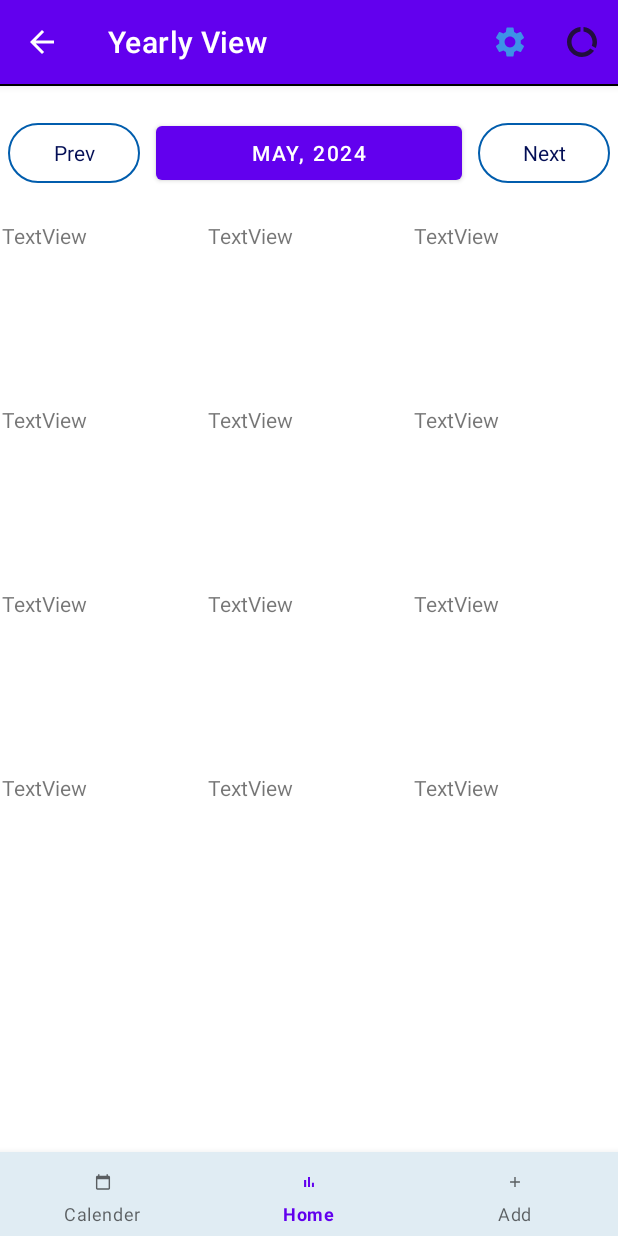
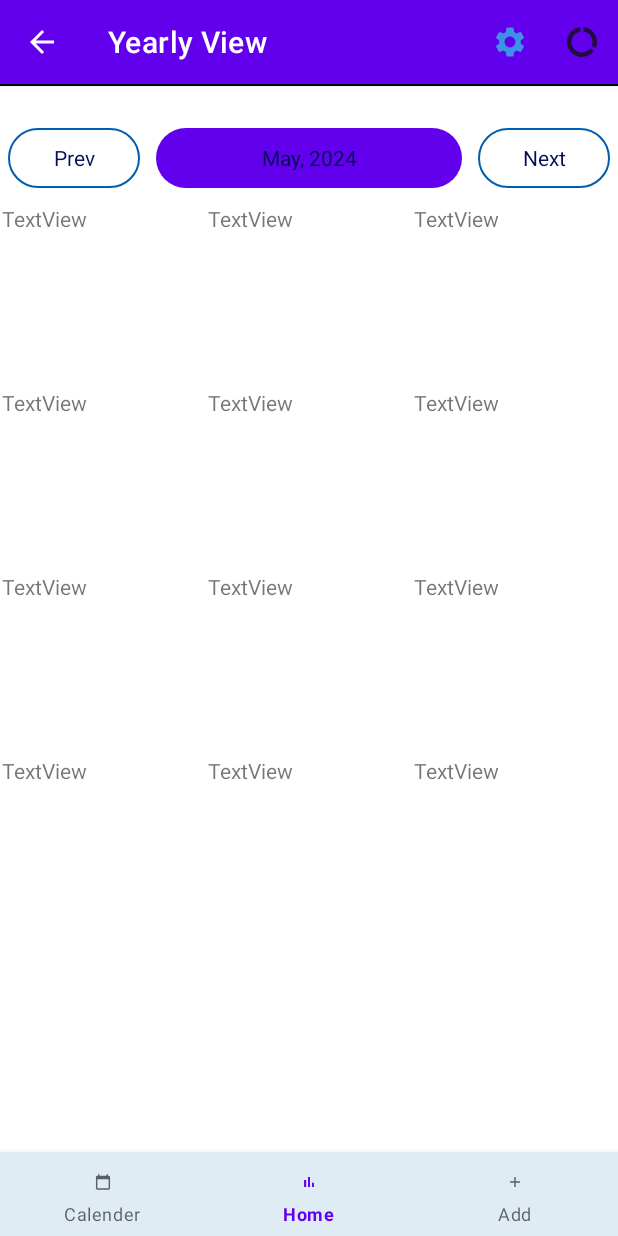
Before and after one commit to kaikeraut/SuSiShaa-DhanSaver, an Android app: the fragment YearWiseViewFragment placed in its activity, on a phone screen of 412 x 824 dp. Run offline under Robolectric (Android 15) with nearby library versions, the phone set to English and light mode, and no system bars; libraries missing offline, so code that uses them is left out: com.github.mikephil.charting; 32 statements that could not run were skipped.

Commit message:
button stlyes changed

```diff
--- a/app/src/main/res/layout/fragment_add_category.xml
+++ b/app/src/main/res/layout/fragment_add_category.xml
@@ -25,10 +25,12 @@
 
         <Button
             android:id="@+id/buttonAddCategory"
+            style="@style/Widget.Material3.Button"
             android:layout_width="match_parent"
             android:layout_height="wrap_content"
             android:layout_gravity="center"
-            android:text="Add" />
+            android:text="Add"
+            android:textSize="14sp" />
 
     </LinearLayout>
 
--- a/app/src/main/res/layout/fragment_add_expense.xml
+++ b/app/src/main/res/layout/fragment_add_expense.xml
@@ -90,10 +90,13 @@
 
         <Button
             android:id="@+id/buttonExpenseAdd"
+            style="@style/Widget.Material3.Button"
             android:layout_width="match_parent"
             android:layout_height="wrap_content"
             android:layout_marginTop="30dp"
-            android:text="Add" />
+            android:text="Add"
+            android:textSize="14sp"
+            android:typeface="normal" />
 
     </LinearLayout>
 
--- a/app/src/main/res/layout/fragment_add_sub_category.xml
+++ b/app/src/main/res/layout/fragment_add_sub_category.xml
@@ -44,11 +44,13 @@
 
         <Button
             android:id="@+id/buttonAddCategory"
+            style="@style/Widget.Material3.Button"
             android:layout_width="match_parent"
             android:layout_height="wrap_content"
             android:layout_gravity="center"
             android:layout_marginTop="50dp"
-            android:text="Add" />
+            android:text="Add"
+            android:textSize="14sp" />
 
     </LinearLayout>
 
--- a/app/src/main/res/layout/fragment_expense_chart.xml
+++ b/app/src/main/res/layout/fragment_expense_chart.xml
@@ -46,11 +46,13 @@
 
             <Button
                 android:id="@+id/buttonExpenseDate"
+                style="@style/Widget.Material3.Button"
                 android:layout_width="wrap_content"
                 android:layout_height="wrap_content"
                 android:layout_margin="2dp"
                 android:layout_weight="1"
-                android:text="@string/expenseDate" />
+                android:text="@string/expenseDate"
+                android:textSize="14sp" />
 
             <Button
                 android:id="@+id/buttonDayNext"
--- a/app/src/main/res/layout/fragment_summary_report.xml
+++ b/app/src/main/res/layout/fragment_summary_report.xml
@@ -56,10 +56,12 @@
 
         <Button
             android:id="@+id/buttonViewReport"
+            style="@style/Widget.Material3.Button"
             android:layout_width="match_parent"
             android:layout_height="wrap_content"
             android:layout_weight="1"
-            android:text="View" />
+            android:text="View"
+            android:textSize="14sp" />
 
     </LinearLayout>
 
--- a/app/src/main/res/layout/fragment_year_wise_view.xml
+++ b/app/src/main/res/layout/fragment_year_wise_view.xml
@@ -20,43 +20,38 @@
             <Button
                 android:id="@+id/buttonPrev"
                 style="@style/Widget.Material3.Button.OutlinedButton"
-                android:textColor="@color/buttonTextColor"
-                app:strokeColor="@color/buttonStrokeColor"
-                android:textSize="14sp"
                 android:layout_width="wrap_content"
                 android:layout_height="wrap_content"
-                android:layout_marginStart="5dp"
-                android:layout_marginTop="2dp"
-                android:layout_marginEnd="5dp"
-                android:layout_marginBottom="20dp"
+                android:layout_margin="5dp"
                 android:layout_weight="0"
-                android:text="Prev" />
+                android:text="Prev"
+                android:textColor="@color/buttonTextColor"
+                android:textSize="14sp"
+                app:strokeColor="@color/buttonStrokeColor" />
 
             <Button
                 android:id="@+id/buttonDate"
+                style="@style/Widget.Material3.Button"
                 android:layout_width="wrap_content"
                 android:layout_height="wrap_content"
-                android:layout_marginStart="5dp"
-                android:layout_marginTop="2dp"
-                android:layout_marginEnd="5dp"
-                android:layout_marginBottom="20dp"
+                android:layout_margin="5dp"
                 android:layout_weight="10"
-                android:text="May, 2024" />
+                android:text="May, 2024"
+                android:textColor="@color/buttonTextColor"
+                android:textSize="14sp"
+                app:strokeColor="@color/buttonStrokeColor" />
 
             <Button
                 android:id="@+id/buttonNext"
                 style="@style/Widget.Material3.Button.OutlinedButton"
-                android:textColor="@color/buttonTextColor"
-                app:strokeColor="@color/buttonStrokeColor"
-                android:textSize="14sp"
                 android:layout_width="wrap_content"
                 android:layout_height="wrap_content"
-                android:layout_marginStart="5dp"
-                android:layout_marginTop="2dp"
-                android:layout_marginEnd="5dp"
-                android:layout_marginBottom="20dp"
+                android:layout_margin="5dp"
                 android:layout_weight="0"
-                android:text="Next" />
+                android:text="Next"
+                android:textColor="@color/buttonTextColor"
+                android:textSize="14sp"
+                app:strokeColor="@color/buttonStrokeColor" />
         </LinearLayout>
 
         <LinearLayout
```
